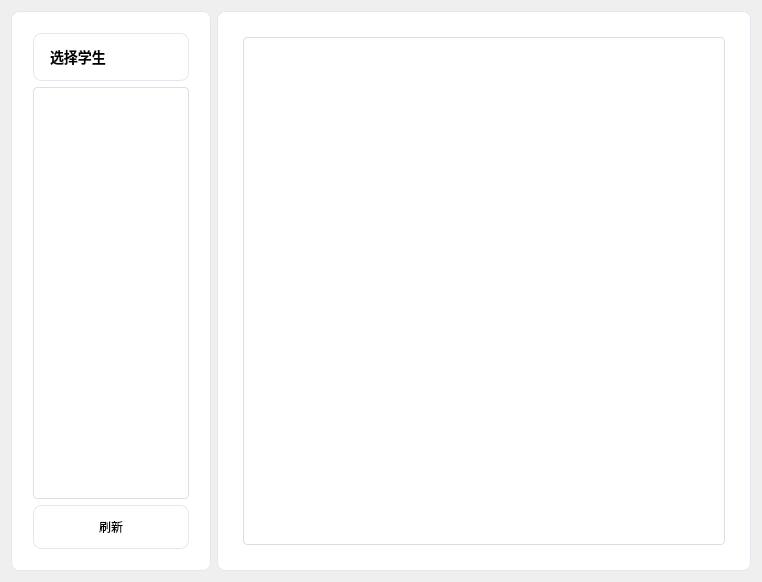
This is ui_page/page_three.ui in fengyec2/StudentGradeTracker as Qt 5 draws it before an edit. The edited form follows.
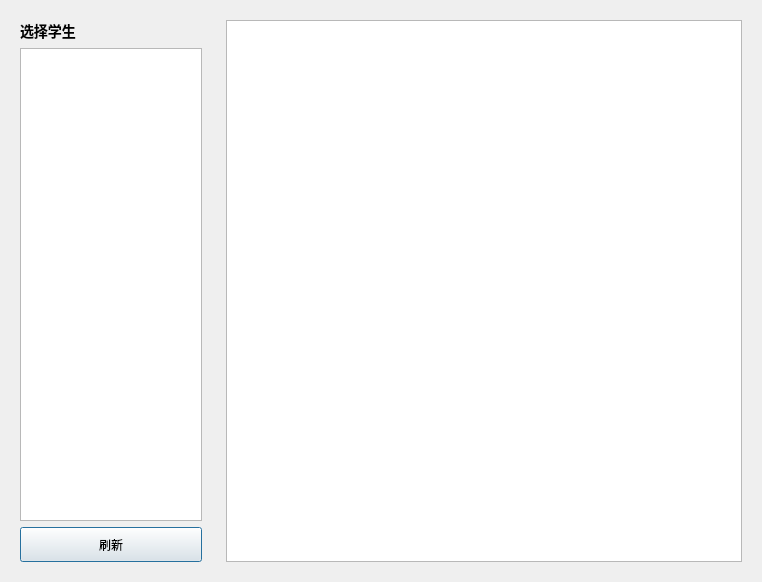
This is the edited form. Custom widgets are drawn as their Qt base class.

Commit message: feat: add page_three styles and integrate with UI for dark and light themes

What changed in the file:
```diff
--- a/ui_page/page_three.ui
+++ b/ui_page/page_three.ui
@@ -28,14 +28,6 @@
        <height>16777215</height>
       </size>
      </property>
-     <property name="styleSheet">
-      <string notr="true">
-        background-color: white;
-        border-radius: 8px;
-        padding: 12px;
-        border: 1px solid #e4e7ed;
-      </string>
-     </property>
      <layout class="QVBoxLayout" name="leftContentLayout">
       <item>
        <widget class="QLabel" name="labelTitle">
@@ -49,28 +41,6 @@
       </item>
       <item>
        <widget class="QListView" name="listView">
-        <property name="styleSheet">
-         <string notr="true">
-           QListView {
-             border: 1px solid #dcdfe6;
-             border-radius: 4px;
-             padding: 4px;
-             background-color: #ffffff;
-           }
-           QListView::item {
-             padding: 8px 12px;
-             border-bottom: 1px solid #ebeef5;
-           }
-           QListView::item:hover {
-             background-color: #f5f7fa;
-           }
-           QListView::item:selected {
-             background-color: #ecf5ff;
-             color: #409eff;
-             border-left: 3px solid #409eff;
-           }
-         </string>
-        </property>
        </widget>
       </item>
       <item>
@@ -105,33 +75,9 @@
    </item>
    <item>
     <widget class="QFrame" name="rightFrame">
-     <property name="styleSheet">
-      <string notr="true">
-        background-color: white;
-        border-radius: 8px;
-        padding: 16px;
-        border: 1px solid #e4e7ed;
-      </string>
-     </property>
      <layout class="QVBoxLayout" name="chartLayout_2">
       <item>
        <widget class="QTableView" name="tableView">
-        <property name="styleSheet">
-         <string notr="true">
-           QTableView {
-             border: 1px solid #ddd;
-             gridline-color: #f0f0f0;
-             border-radius: 4px;
-           }
-           QHeaderView::section {
-             background-color: #f7f7f7;
-             padding: 5px;
-             border: none;
-             min-height: 80px;
-             min-width: 40px;
-           }
-         </string>
-        </property>
        </widget>
       </item>
      </layout>
```
The commit also changes 6 other files.
